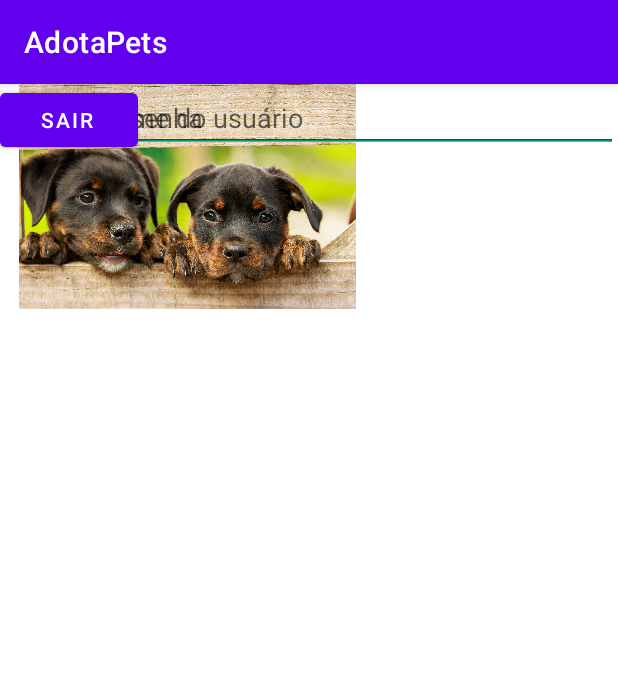
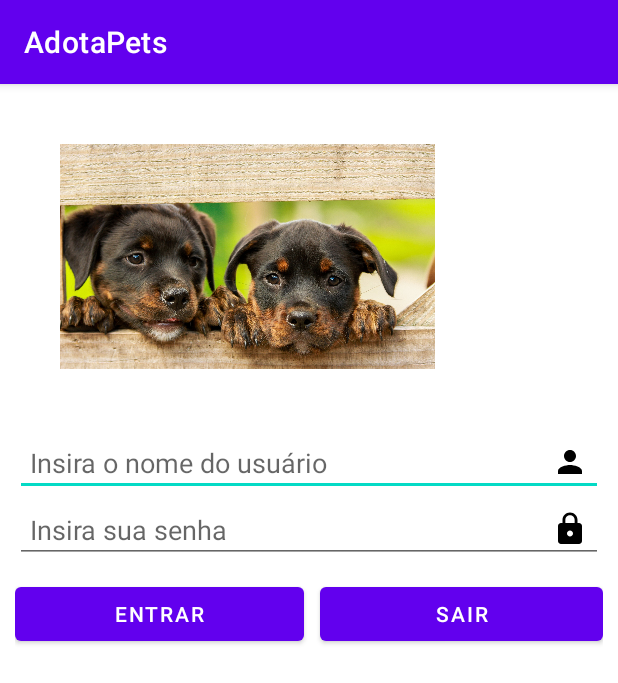
Before and after one commit to dsena205/AdotaPets, an Android app: the LoginActivity screen opened directly, with no data from a screen before it, on a phone screen of 412 x 824 dp. Shown: the top 683 px of the screen. Run offline under Robolectric (Android 15) with nearby library versions, the phone set to English and light mode, and no system bars.

Commit message:
login layout

```diff
--- /dev/null
+++ b/app/src/main/res/drawable/baseline_lock.xml
@@ -0,0 +1,5 @@
+<vector android:height="24dp" android:tint="#000000"
+    android:viewportHeight="24" android:viewportWidth="24"
+    android:width="24dp" xmlns:android="http://schemas.android.com/apk/res/android">
+    <path android:fillColor="@android:color/white" android:pathData="M18,8h-1L17,6c0,-2.76 -2.24,-5 -5,-5S7,3.24 7,6v2L6,8c-1.1,0 -2,0.9 -2,2v10c0,1.1 0.9,2 2,2h12c1.1,0 2,-0.9 2,-2L20,10c0,-1.1 -0.9,-2 -2,-2zM12,17c-1.1,0 -2,-0.9 -2,-2s0.9,-2 2,-2 2,0.9 2,2 -0.9,2 -2,2zM15.1,8L8.9,8L8.9,6c0,-1.71 1.39,-3.1 3.1,-3.1 1.71,0 3.1,1.39 3.1,3.1v2z"/>
+</vector>
--- /dev/null
+++ b/app/src/main/res/drawable/baseline_person.xml
@@ -0,0 +1,5 @@
+<vector android:height="24dp" android:tint="#000000"
+    android:viewportHeight="24" android:viewportWidth="24"
+    android:width="24dp" xmlns:android="http://schemas.android.com/apk/res/android">
+    <path android:fillColor="@android:color/white" android:pathData="M12,12c2.21,0 4,-1.79 4,-4s-1.79,-4 -4,-4 -4,1.79 -4,4 1.79,4 4,4zM12,14c-2.67,0 -8,1.34 -8,4v2h16v-2c0,-2.66 -5.33,-4 -8,-4z"/>
+</vector>
--- a/app/src/main/res/layout/login_layout.xml
+++ b/app/src/main/res/layout/login_layout.xml
@@ -1,39 +1,74 @@
 <?xml version="1.0" encoding="utf-8"?>
-<RelativeLayout xmlns:android="http://schemas.android.com/apk/res/android"
+<LinearLayout xmlns:android="http://schemas.android.com/apk/res/android"
     xmlns:app="http://schemas.android.com/apk/res-auto"
     xmlns:tools="http://schemas.android.com/tools"
     android:layout_width="match_parent"
+    android:layout_height="match_parent">
+
+    <RelativeLayout
+        android:layout_width="match_parent"
         android:layout_height="match_parent"
+        android:layout_margin="10dp"
         tools:context=".LoginActivity">
 
         <ImageView
+
             android:id="@+id/imgLogo"
             android:layout_width="250dp"
             android:layout_height="150dp"
+            android:layout_marginStart="30dp"
+            android:layout_marginTop="30dp"
+            android:layout_marginEnd="30dp"
+            android:layout_marginBottom="30dp"
+            android:scaleType="centerCrop"
             android:src="@drawable/logo" />
 
         <EditText
             android:id="@+id/edtUsuario"
             android:layout_width="match_parent"
             android:layout_height="wrap_content"
-        android:hint="Insira o nome do usuário" />
+            android:layout_below="@+id/imgLogo"
+            android:layout_marginTop="10dp"
+            android:drawableEnd="@drawable/baseline_person"
+            android:hint="Insira o nome do usuário"
+            android:padding="10dp" />
 
         <EditText
             android:id="@+id/edtSenha"
             android:layout_width="match_parent"
             android:layout_height="wrap_content"
-        android:hint="Insira sua senha" />
+            android:layout_below="@+id/edtUsuario"
+            android:drawableEnd="@drawable/baseline_lock"
+            android:hint="Insira sua senha"
+            android:padding="10dp" />
+
+        <LinearLayout
+            android:layout_width="match_parent"
+            android:layout_height="wrap_content"
+            android:layout_below="@+id/edtSenha"
+            android:orientation="horizontal">
 
             <Button
                 android:id="@+id/btnEntrar"
                 android:layout_width="wrap_content"
                 android:layout_height="wrap_content"
-        android:text="Entrar"/>
+                android:layout_below="@+id/edtSenha"
+                android:layout_marginTop="10dp"
+                android:layout_marginRight="5dp"
+                android:layout_weight="1"
+                android:text="Entrar" />
 
             <Button
                 android:id="@+id/btnSair"
                 android:layout_width="wrap_content"
                 android:layout_height="wrap_content"
-        android:text="Sair"/>
+                android:layout_below="@+id/edtSenha"
+                android:layout_marginLeft="5dp"
+                android:layout_marginTop="10dp"
+                android:layout_toRightOf="@+id/btnEntrar"
+                android:layout_weight="1"
+                android:text="Sair" />
+        </LinearLayout>
 
     </RelativeLayout>
+</LinearLayout>
```
Lines whose indentation alone changed are shown as unchanged.
